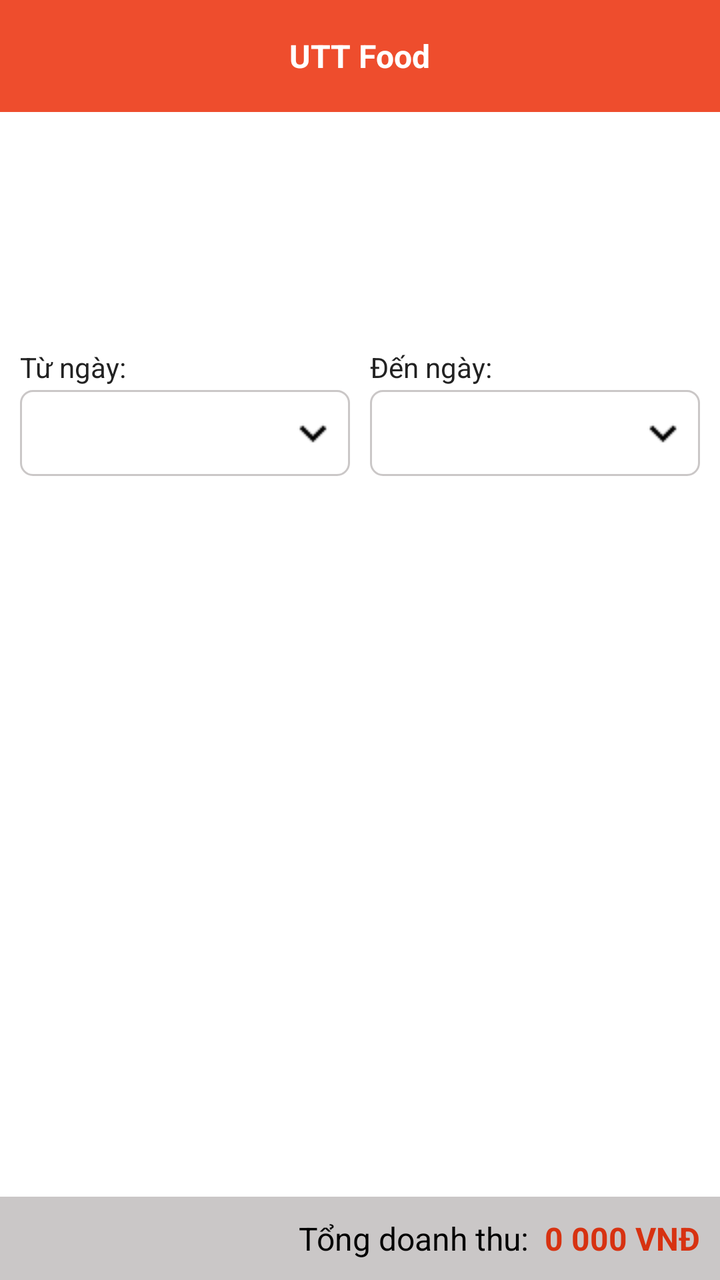
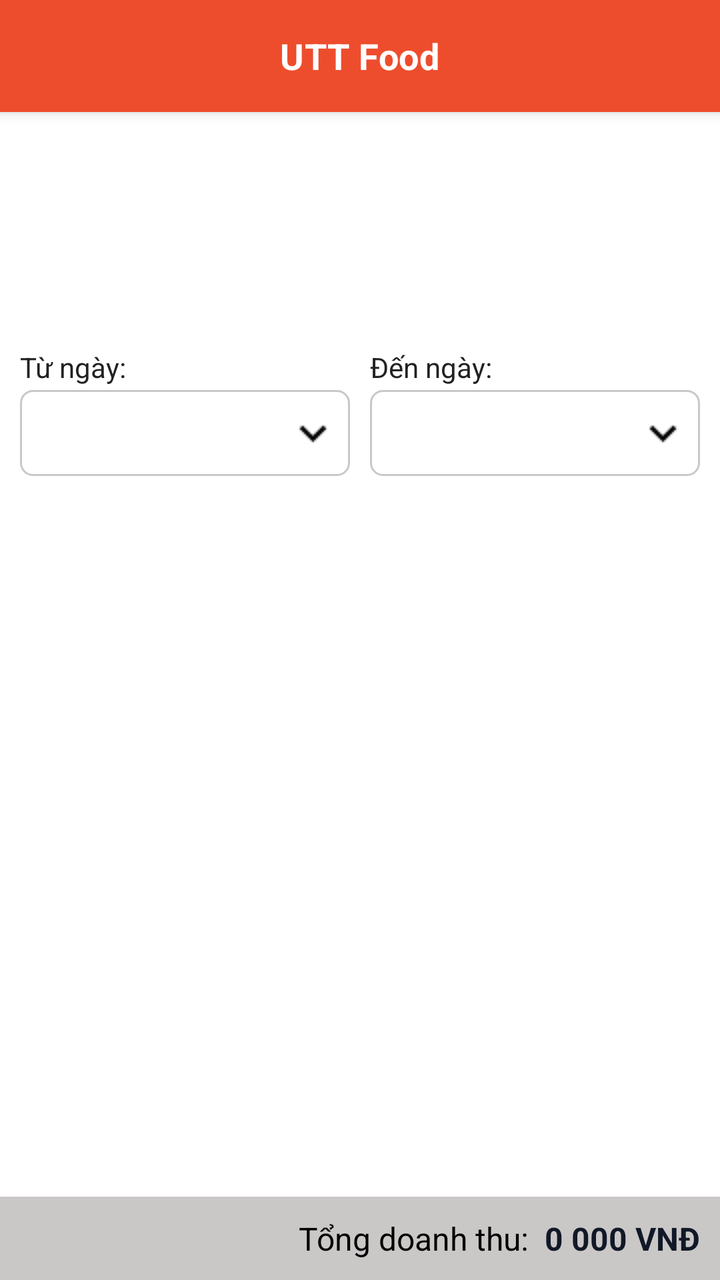

Screens rendered from an Android XML layout before and after an edit, with the pre-edit source and the edit as a unified diff.
<!-- AndroidManifest.xml: application theme AppTheme -->
<!-- res/layout/activity_admin_report.xml -->
<?xml version="1.0" encoding="utf-8"?>
<RelativeLayout xmlns:android="http://schemas.android.com/apk/res/android"
    android:layout_width="match_parent"
    android:layout_height="match_parent"
    xmlns:tools="http://schemas.android.com/tools"
    android:background="@color/white"
    android:orientation="vertical">

    <include
        android:id="@+id/toolbar"
        layout="@layout/layout_toolbar"/>

    <LinearLayout
        android:id="@+id/layout_summary"
        android:layout_width="match_parent"
        android:layout_height="wrap_content"
        android:layout_below="@+id/toolbar"
        android:orientation="vertical"
        android:padding="@dimen/define_dimen_10">

        <TextView
            android:id="@+id/tv_total_users"
            android:layout_width="wrap_content"
            android:layout_height="wrap_content"
            android:textColor="@color/textColorPrimary"
            android:textSize="@dimen/text_size_small" />

        <TextView
            android:id="@+id/tv_total_orders"
            android:layout_width="wrap_content"
            android:layout_height="wrap_content"
            android:layout_marginTop="@dimen/define_dimen_4"
            android:textColor="@color/textColorPrimary"
            android:textSize="@dimen/text_size_small" />

        <TextView
            android:id="@+id/tv_total_restaurants"
            android:layout_width="wrap_content"
            android:layout_height="wrap_content"
            android:layout_marginTop="@dimen/define_dimen_4"
            android:textColor="@color/textColorPrimary"
            android:textSize="@dimen/text_size_small" />

        <TextView
            android:id="@+id/tv_total_shippers"
            android:layout_width="wrap_content"
            android:layout_height="wrap_content"
            android:layout_marginTop="@dimen/define_dimen_4"
            android:textColor="@color/textColorPrimary"
            android:textSize="@dimen/text_size_small" />
    </LinearLayout>

    <LinearLayout
        android:id="@+id/layout_filter"
        android:layout_width="match_parent"
        android:layout_height="wrap_content"
        android:orientation="horizontal"
        android:layout_below="@+id/layout_summary"
        android:padding="@dimen/define_dimen_10"
        tools:ignore="DisableBaselineAlignment">

        <LinearLayout
            android:layout_width="0dp"
            android:layout_height="wrap_content"
            android:layout_weight="1"
            android:orientation="vertical">

            <TextView
                android:layout_width="wrap_content"
                android:layout_height="wrap_content"
                android:text="@string/label_date_from" />

            <RelativeLayout
                android:layout_width="match_parent"
                android:layout_height="wrap_content"
                android:layout_marginTop="@dimen/define_dimen_2">

                <TextView
                    android:id="@+id/tv_date_from"
                    android:layout_width="match_parent"
                    android:layout_height="wrap_content"
                    android:layout_centerVertical="true"
                    android:background="@drawable/bg_white_corner_6_border_gray"
                    android:padding="@dimen/define_dimen_12"
                    android:textColor="@color/textColorPrimary"
                    android:textSize="@dimen/text_size_small" />

                <ImageView
                    android:layout_width="wrap_content"
                    android:layout_height="wrap_content"
                    android:layout_alignParentEnd="true"
                    android:layout_centerVertical="true"
                    android:layout_marginEnd="@dimen/define_dimen_5"
                    android:src="@drawable/ic_drop_down_black_18" />
            </RelativeLayout>
        </LinearLayout>

        <LinearLayout
            android:layout_width="0dp"
            android:layout_height="wrap_content"
            android:layout_marginStart="@dimen/define_dimen_10"
            android:layout_weight="1"
            android:orientation="vertical">

            <TextView
                android:layout_width="wrap_content"
                android:layout_height="wrap_content"
                android:text="@string/label_date_to" />

            <RelativeLayout
                android:layout_width="match_parent"
                android:layout_height="wrap_content"
                android:layout_marginTop="@dimen/define_dimen_2">

                <TextView
                    android:id="@+id/tv_date_to"
                    android:layout_width="match_parent"
                    android:layout_height="wrap_content"
                    android:layout_centerVertical="true"
                    android:background="@drawable/bg_white_corner_6_border_gray"
                    android:padding="@dimen/define_dimen_12"
                    android:textColor="@color/textColorPrimary"
                    android:textSize="@dimen/text_size_small" />

                <ImageView
                    android:layout_width="wrap_content"
                    android:layout_height="wrap_content"
                    android:layout_alignParentEnd="true"
                    android:layout_centerVertical="true"
                    android:layout_marginEnd="@dimen/define_dimen_5"
                    android:src="@drawable/ic_drop_down_black_18" />
            </RelativeLayout>
        </LinearLayout>
    </LinearLayout>

    <androidx.recyclerview.widget.RecyclerView
        android:id="@+id/rcv_order_history"
        android:layout_width="match_parent"
        android:layout_height="match_parent"
        android:layout_above="@+id/layout_bottom"
        android:layout_below="@+id/layout_filter"
        android:layout_marginStart="@dimen/define_dimen_10"
        android:layout_marginTop="@dimen/define_dimen_10" />

    <RelativeLayout
        android:id="@+id/layout_bottom"
        android:layout_width="match_parent"
        android:layout_height="wrap_content"
        android:layout_alignParentBottom="true"
        android:background="@color/black_overlay"
        android:padding="@dimen/define_dimen_10">

        <TextView
            android:id="@+id/label_total_value"
            android:layout_width="wrap_content"
            android:layout_height="wrap_content"
            android:layout_centerVertical="true"
            android:layout_marginEnd="@dimen/define_dimen_8"
            android:layout_toStartOf="@+id/tv_total_value"
            android:text="@string/label_total_revenue"
            android:textColor="@color/black"
            android:textSize="@dimen/text_size_normal" />

        <TextView
            android:id="@+id/tv_total_value"
            android:layout_width="wrap_content"
            android:layout_height="wrap_content"
            android:layout_alignParentEnd="true"
            android:layout_centerVertical="true"
            android:textColor="@color/colorPrimaryDark"
            android:textSize="@dimen/text_size_normal"
            android:text="0 000 VNĐ"
            android:textStyle="bold" />
    </RelativeLayout>

</RelativeLayout>
<!-- res/layout/layout_toolbar.xml (included above) -->
<?xml version="1.0" encoding="utf-8"?>

<RelativeLayout xmlns:android="http://schemas.android.com/apk/res/android"
    xmlns:tools="http://schemas.android.com/tools"
    android:id="@+id/layout_toolbar"
    android:layout_width="match_parent"
    android:layout_height="?actionBarSize"
    android:background="@color/colorPrimary"
    android:paddingStart="@dimen/define_dimen_4"
    android:paddingEnd="@dimen/define_dimen_4"
    tools:ignore="ContentDescription" >

    <ImageView
        android:id="@+id/img_back"
        android:layout_width="@dimen/define_dimen_45"
        android:layout_height="@dimen/define_dimen_45"
        android:layout_centerVertical="true"
        android:layout_marginEnd="@dimen/define_dimen_6"
        android:padding="@dimen/define_dimen_10"
        android:src="@drawable/ic_back_white_36"
        android:visibility="gone" />

    <TextView
        android:id="@+id/tv_title"
        android:layout_width="wrap_content"
        android:layout_height="wrap_content"
        android:layout_centerInParent="true"
        android:text="@string/app_name"
        android:textColor="@color/white"
        android:textSize="@dimen/text_size_normal"
        android:textStyle="bold" />

    <ImageView
        android:id="@+id/img_cart"
        android:layout_width="@dimen/define_dimen_45"
        android:layout_height="@dimen/define_dimen_45"
        android:layout_alignParentEnd="true"
        android:layout_centerVertical="true"
        android:layout_marginEnd="@dimen/define_dimen_4"
        android:padding="@dimen/define_dimen_6"
        android:src="@drawable/ic_cart_white_36"
        android:visibility="gone" />

</RelativeLayout>
<!-- resources referenced by this layout -->
<resources>
  <color name="black">#000000</color>
  <color name="black_overlay">#667C7474</color>
  <color name="colorPrimary">#EE4D2D</color>
  <color name="colorPrimaryDark">#D73211</color>
  <color name="textColorPrimary">#222222</color>
  <color name="white">#ffffff</color>
  <dimen name="define_dimen_10">10dp</dimen>
  <dimen name="define_dimen_12">12dp</dimen>
  <dimen name="define_dimen_2">2dp</dimen>
  <dimen name="define_dimen_4">4dp</dimen>
  <dimen name="define_dimen_45">45dp</dimen>
  <dimen name="define_dimen_5">5dp</dimen>
  <dimen name="define_dimen_6">6dp</dimen>
  <dimen name="define_dimen_8">8dp</dimen>
  <dimen name="text_size_normal">16sp</dimen>
  <dimen name="text_size_small">14sp</dimen>
  <!-- drawable bg_white_corner_6_border_gray (drawable) -->
  <?xml version="1.0" encoding="utf-8"?>
  
  <shape xmlns:android="http://schemas.android.com/apk/res/android">
      <corners android:radius="6dp" />
      <solid android:color="@color/white" />
      <stroke android:width="1dp"
          android:color="@color/black_overlay"/>
  </shape>
  <!-- drawable ic_back_white_36: png bitmap (drawable-hdpi, 193 bytes) -->
  <!-- drawable ic_cart_white_36: png bitmap (drawable-hdpi, 636 bytes) -->
  <!-- drawable ic_drop_down_black_18: png bitmap (drawable, 150 bytes) -->
  <string name="app_name">UTT Food</string>
  <string name="label_date_from">Từ ngày:</string>
  <string name="label_date_to">Đến ngày:</string>
  <string name="label_total_revenue">Tổng doanh thu:</string>
  <style name="AppTheme" parent="Theme.AppCompat.Light.NoActionBar">
          <item name="colorPrimary">@color/colorPrimary</item>
          <item name="colorPrimaryDark">@color/colorPrimaryDark</item>
          <item name="colorAccent">@color/colorAccent</item>
          <item name="android:statusBarColor">@color/brandOrangeDark</item>
          <item name="android:windowBackground">@color/screenBackground</item>
          <item name="android:textColor">@color/textColorPrimary</item>
      </style>
  <color name="colorAccent">#FF7A47</color>
  <color name="brandOrangeDark">#D73211</color>
  <color name="screenBackground">#F5F5F5</color>
</resources>

<!-- the commit's change to res/layout/activity_admin_report.xml (unified diff, before → after) -->
@@ -167,7 +167,7 @@
             android:layout_height="wrap_content"
             android:layout_alignParentEnd="true"
             android:layout_centerVertical="true"
-            android:textColor="@color/colorPrimaryDark"
+            android:textColor="@color/neutral900"
             android:textSize="@dimen/text_size_normal"
             android:text="0 000 VNĐ"
             android:textStyle="bold" />
@@ -183,6 +183,7 @@
     android:layout_width="match_parent"
     android:layout_height="?actionBarSize"
     android:background="@color/colorPrimary"
+    android:elevation="@dimen/define_dimen_4"
     android:paddingStart="@dimen/define_dimen_4"
     android:paddingEnd="@dimen/define_dimen_4"
     tools:ignore="ContentDescription" >
@@ -202,9 +203,10 @@
         android:layout_width="wrap_content"
         android:layout_height="wrap_content"
         android:layout_centerInParent="true"
+        android:letterSpacing="0.01"
         android:text="@string/app_name"
         android:textColor="@color/white"
-        android:textSize="@dimen/text_size_normal"
+        android:textSize="@dimen/text_size_xnormal"
         android:textStyle="bold" />
 
     <ImageView
<!-- resource entries referenced after the edit -->
@@ -3,6 +3,7 @@
   <color name="black">#000000</color>
   <color name="black_overlay">#667C7474</color>
   <color name="colorPrimary">#EE4D2D</color>
+  <color name="neutral900">#111827</color>
   <color name="colorPrimaryDark">#D73211</color>
   <color name="textColorPrimary">#222222</color>
   <color name="white">#ffffff</color>
@@ -12,10 +13,11 @@
   <dimen name="define_dimen_4">4dp</dimen>
   <dimen name="define_dimen_45">45dp</dimen>
   <dimen name="define_dimen_5">5dp</dimen>
-  <dimen name="define_dimen_6">6dp</dimen>
+  <dimen name="define_dimen_6">1dp</dimen>
   <dimen name="define_dimen_8">8dp</dimen>
   <dimen name="text_size_normal">16sp</dimen>
   <dimen name="text_size_small">14sp</dimen>
+  <dimen name="text_size_xnormal">18sp</dimen>
   <!-- drawable bg_white_corner_6_border_gray (drawable) -->
   <?xml version="1.0" encoding="utf-8"?>
   
@@ -42,6 +44,6 @@
       </style>
   <color name="colorAccent">#FF7A47</color>
   <color name="brandOrangeDark">#D73211</color>
-  <color name="screenBackground">#F5F5F5</color>
+  <color name="screenBackground">#F5F5F7</color>
 </resources>
 
